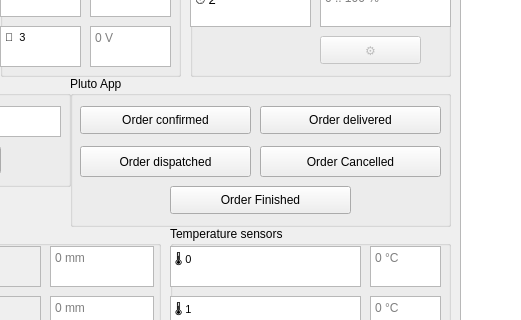
Qt form ui/pluto_control.ui (jruelli/pluto_control) before a commit; both pictures show x 220 to 741 and y 94 to 414 of the 961 by 695 pixel window.
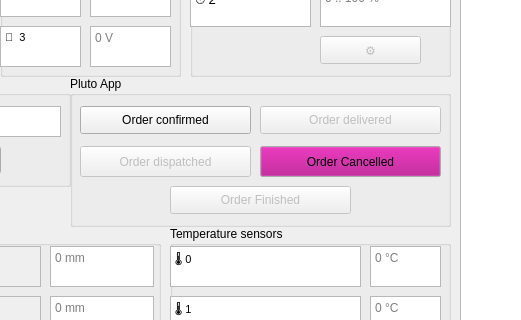
The same form after that commit. Icons and pictures are not drawn.

Commit message: add the interaction with pluto app

What changed in the file:
```diff
--- a/ui/pluto_control.ui
+++ b/ui/pluto_control.ui
@@ -1071,7 +1071,7 @@
     </property>
     <widget class="QPushButton" name="pB_orderFinished">
      <property name="enabled">
-      <bool>true</bool>
+      <bool>false</bool>
      </property>
      <property name="geometry">
       <rect>
@@ -1119,6 +1119,43 @@
        <height>31</height>
       </rect>
      </property>
+     <property name="palette">
+      <palette>
+       <active>
+        <colorrole role="Button">
+         <brush brushstyle="SolidPattern">
+          <color alpha="255">
+           <red>170</red>
+           <green>0</green>
+           <blue>127</blue>
+          </color>
+         </brush>
+        </colorrole>
+       </active>
+       <inactive>
+        <colorrole role="Button">
+         <brush brushstyle="SolidPattern">
+          <color alpha="255">
+           <red>170</red>
+           <green>0</green>
+           <blue>127</blue>
+          </color>
+         </brush>
+        </colorrole>
+       </inactive>
+       <disabled>
+        <colorrole role="Button">
+         <brush brushstyle="SolidPattern">
+          <color alpha="255">
+           <red>170</red>
+           <green>0</green>
+           <blue>127</blue>
+          </color>
+         </brush>
+        </colorrole>
+       </disabled>
+      </palette>
+     </property>
      <property name="text">
       <string>Order Cancelled</string>
      </property>
@@ -1128,7 +1165,7 @@
     </widget>
     <widget class="QPushButton" name="pB_orderDelivered">
      <property name="enabled">
-      <bool>true</bool>
+      <bool>false</bool>
      </property>
      <property name="geometry">
       <rect>
@@ -1147,7 +1184,7 @@
     </widget>
     <widget class="QPushButton" name="pB_orderDispatched">
      <property name="enabled">
-      <bool>true</bool>
+      <bool>false</bool>
      </property>
      <property name="geometry">
       <rect>
```
The commit also changes 2 other files.
